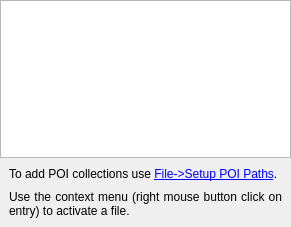
First picture: the form in src/qmapshack/poi/IPoiList.ui, repository Maproom/qmapshack, before the edit.
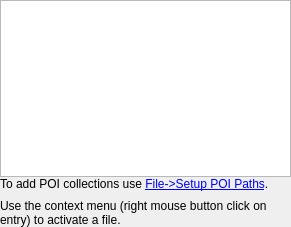
Second picture: the form after the edit. Icons and pictures are not drawn. Custom widgets are drawn as their Qt base class.

Commit message: [QMS-1330] Help blocks: same margins and alignment in all docks

What changed in the file:
```diff
--- a/src/qmapshack/poi/IPoiList.ui
+++ b/src/qmapshack/poi/IPoiList.ui
@@ -54,7 +54,19 @@
     <widget class="CHelpBlock" name="helpBlock">
      <layout class="QVBoxLayout" name="verticalLayout">
       <property name="spacing">
-       <number>9</number>
+       <number>8</number>
+      </property>
+      <property name="leftMargin">
+       <number>0</number>
+      </property>
+      <property name="topMargin">
+       <number>0</number>
+      </property>
+      <property name="rightMargin">
+       <number>0</number>
+      </property>
+      <property name="bottomMargin">
+       <number>0</number>
       </property>
       <item>
        <widget class="QLabel" name="labelHelpFillPoiList">
@@ -62,7 +74,7 @@
          <string>To add POI collections use &lt;a href='PoiFolders'&gt;File-&gt;Setup POI Paths&lt;/a&gt;.</string>
         </property>
         <property name="alignment">
-         <set>Qt::AlignJustify|Qt::AlignVCenter</set>
+         <set>Qt::AlignLeading|Qt::AlignLeft|Qt::AlignTop</set>
         </property>
         <property name="wordWrap">
          <bool>true</bool>
@@ -75,7 +87,7 @@
          <string>Use the context menu (right mouse button click on entry) to activate a file. </string>
         </property>
         <property name="alignment">
-         <set>Qt::AlignJustify|Qt::AlignVCenter</set>
+         <set>Qt::AlignLeading|Qt::AlignLeft|Qt::AlignTop</set>
         </property>
         <property name="wordWrap">
          <bool>true</bool>
```
The commit also changes 3 other files.
